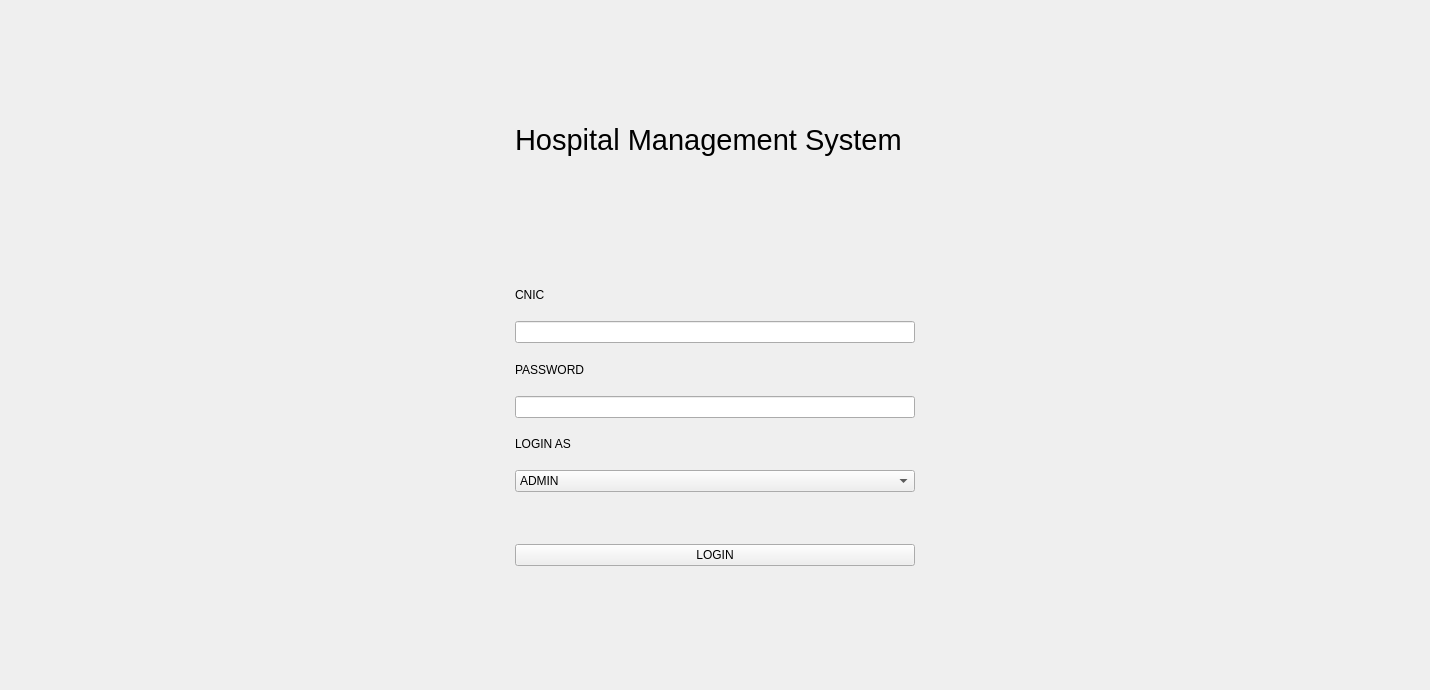
Old version of the form backend/ui/general/login.ui in the repository MZaidNaeem/hospital_management_system.
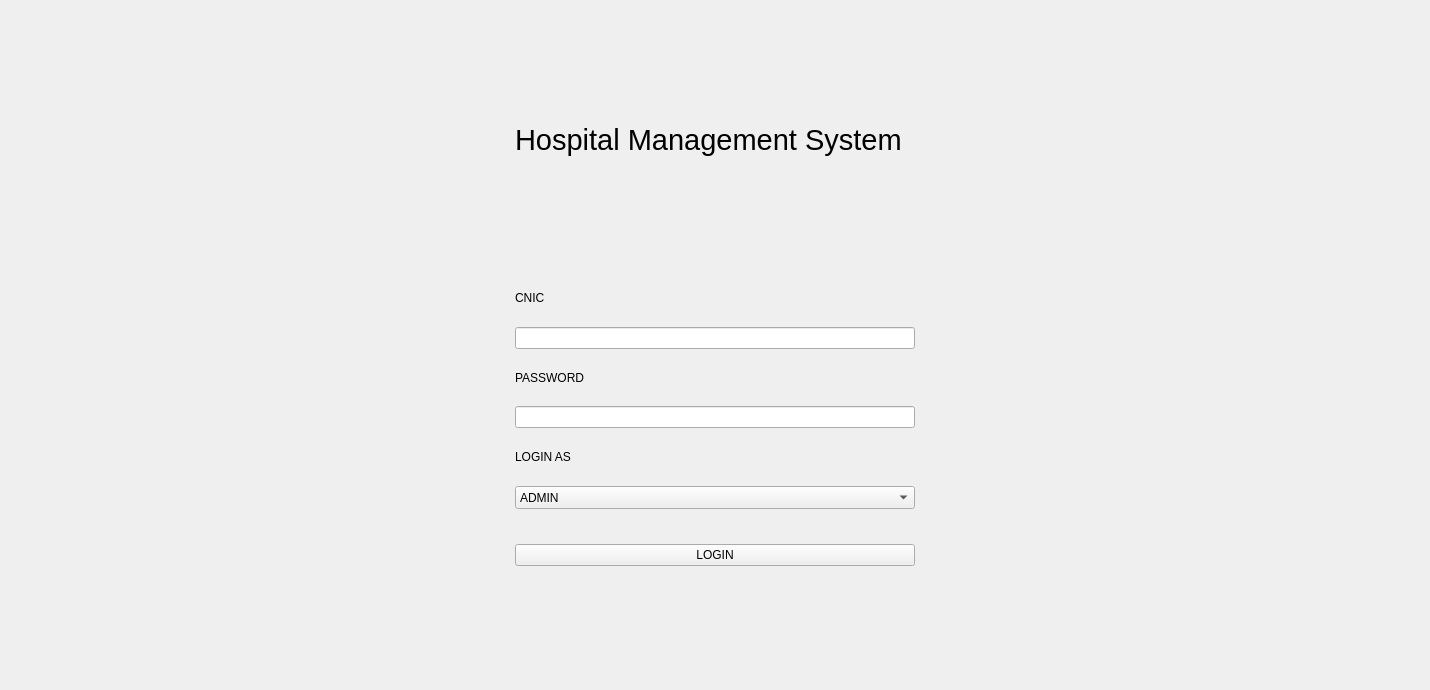
New version of the form.

Commit message: patient login removed

```diff
--- a/backend/ui/general/login.ui
+++ b/backend/ui/general/login.ui
@@ -63,6 +63,12 @@
         </item>
         <item>
          <widget class="QComboBox" name="login_as_input">
+          <property name="maximumSize">
+           <size>
+            <width>16777215</width>
+            <height>23</height>
+           </size>
+          </property>
           <item>
            <property name="text">
             <string>ADMIN</string>
@@ -82,6 +88,12 @@
         </item>
         <item>
          <widget class="QLabel" name="error_label">
+          <property name="maximumSize">
+           <size>
+            <width>16777215</width>
+            <height>23</height>
+           </size>
+          </property>
           <property name="text">
            <string/>
           </property>
```
Left out of the diff: 14 changed lines with no effect on the pictures. The commit also changes 19 other files.
